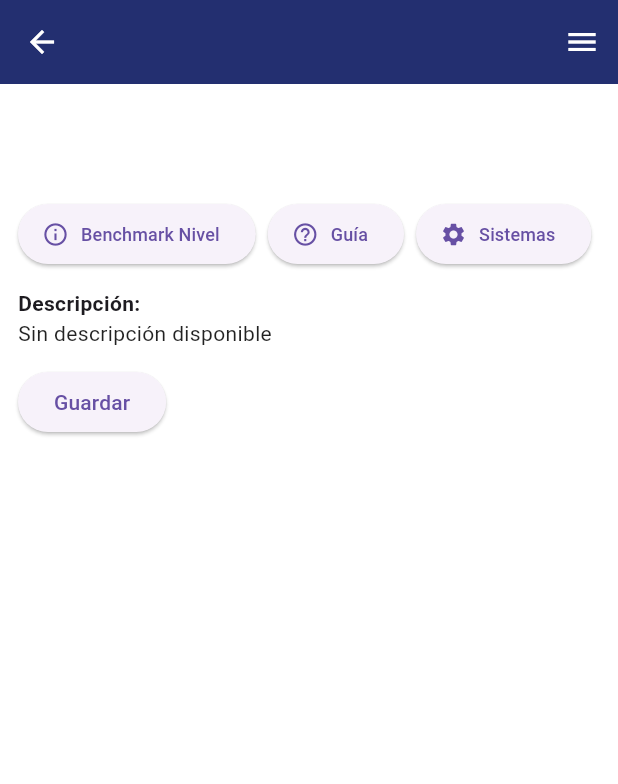
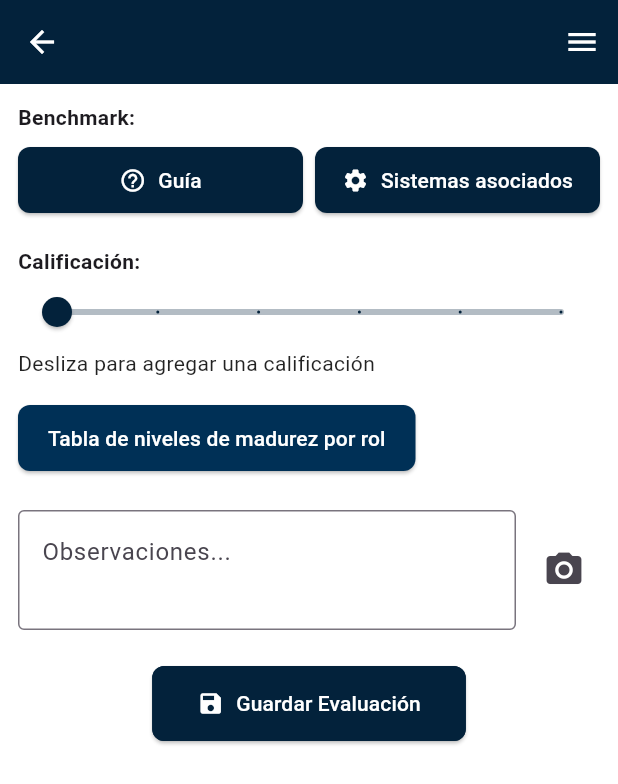
Before and after one commit to RaulCan0/proyectrcb-cambio-logica, a Flutter app: the ComportamientoEvaluacionScreen screen opened directly with empty values, on a phone screen of 412 x 824 dp. Shown: the top 784 px of the screen. Run offline on Flutter 3.47's test engine with Material 3 defaults, Android fonts, the phone set to English and light mode, and no system bars; our stand-ins replace connectivity_plus, file_picker, fl_chart, fluentui_system_icons, flutter_local_notifications, flutter_riverpod and 10 more; missing offline and left inert: docx_template, excel, file_selector; accounts and stored records are empty.

Commit message:
feat: Actualizar lógica de evaluación y agregar funcionalidad para manejar calificaciones completas

```diff
--- a/lib/evaluacion/screens/comportamiento_evaluacion_screen.dart
+++ b/lib/evaluacion/screens/comportamiento_evaluacion_screen.dart
@@ -1,24 +1,22 @@
-// ignore_for_file: use_build_context_synchronously
-
+import 'dart:io';
+import 'package:applensys/custom/appcolors.dart';
 import 'package:applensys/evaluacion/models/calificacion.dart';
-import 'package:applensys/evaluacion/services/calificacion_service.dart';
-import 'package:applensys/evaluacion/services/storage_service.dart';
+import 'package:applensys/evaluacion/models/principio_json.dart';
+import 'package:applensys/evaluacion/services/supabase_service.dart';
+import 'package:applensys/evaluacion/widgets/drawer_lensys.dart';
 import 'package:applensys/evaluacion/widgets/sistemas_asociados.dart';
+import 'package:applensys/evaluacion/widgets/tabla_rol_button.dart';
 import 'package:flutter/material.dart';
-import 'package:flutter_riverpod/flutter_riverpod.dart';
-
+import 'package:image_picker/image_picker.dart';
 import 'package:uuid/uuid.dart';
-
-import '../models/principio_json.dart';
-import '../widgets/drawer_lensys.dart';
-import '../providers/text_size_provider.dart';
 
 // Mapa de sistemas recomendados por comportamiento
 const Map<String, String> sistemasRecomendadosPorComportamiento = {
   "Soporte": "Desarrollo de personas, Medición, Reconocimiento",
-  "Reconocer": "Medición, Involucramiento, Reconocimiento, Desarrollo de Personas",
+  "Reconocer":
+      "Medición, Involucramiento, Reconocimiento, Desarrollo de Personas",
   "Comunidad": "Seguridad, Ambiental, EHS, Compromiso, Desarrollo de Personas",
-  "Liderazgo de Servidor": "Desarrollo de Personas",
+  "Liderazgo de servidor": "Desarrollo de Personas",
   "Valorar": "Desarrollo de Personas, Involucramiento",
   "Empoderar": "Medición, Reconocimiento, Desarrollo de Personas",
   "Mentalidad": "Sistemas de Mejora",
@@ -29,12 +27,12 @@ const Map<String, String> sistemasRecomendadosPorComportamiento = {
   "Comprender": "Solución de Problemas, Gestión Visual",
   "Diseño": "Sistemas de Mejora, Gestión Visual",
   "Atribución": "Sistemas de Mejora, Solución de Problemas",
-  "A Prueba de Errores": "Sistemas de Mejora, Solución de Problemas",
+  "A prueba de error": "Sistemas de Mejora, Solución de Problemas",
   "Propiedad": "Sistemas de Mejora, Solución de Problemas",
   "Conectar": "Sistemas de Mejora",
   "Ininterrumpido": "Planificación y Programación, Sistemas de Mejora",
   "Demanda": "Planificación y Programación",
-  "Eliminar": "Voz de Cliente, Sistemas de Mejora",
+  "Eliminar": "Voz de cliente, Sistemas de Mejora",
   "Optimizar": "Sistemas de Mejora, Despliegue de Estrategia",
   "Impacto": "Sistemas de Mejora",
   "Alinear": "Despliegue de Estrategia",
@@ -42,29 +40,17 @@ const Map<String, String> sistemasRecomendadosPorComportamiento = {
   "Comunicar": "Comunicación, Despliegue de Estrategia",
   "Relación": "Voz del Cliente",
   "Valor": "Voz del Cliente",
-  "Medida": "Despliegue de Estrategia, Medición, Voz del Cliente, Recompensas, Reconocimientos",
+  "Medida":"Despliegue de Estrategia, Medición, Voz del Cliente, Recompensas, Reconocimientos",
 };
 
-String obtenerNombreDimension(String dimensionId) {
-  switch (dimensionId) {
-    case '1':
-      return 'Dimensión 1';
-    case '2':
-      return 'Dimensión 2';
-    case '3':
-      return 'Dimensión 3';
-    default:
-      return 'Dimensión 1';
-  }
-}
-
-class ComportamientoEvaluacionScreen extends ConsumerStatefulWidget {
+class ComportamientoEvaluacionScreen extends StatefulWidget {
   final PrincipioJson principio;
   final String cargo;
   final String evaluacionId;
   final String dimensionId;
   final String empresaId;
   final String asociadoId;
+  final Calificacion? calificacionExistente;
 
   const ComportamientoEvaluacionScreen({
     super.key,
@@ -74,52 +60,69 @@ class ComportamientoEvaluacionScreen extends ConsumerStatefulWidget {
     required this.dimensionId,
     required this.empresaId,
     required this.asociadoId,
-    required String dimension,
+    this.calificacionExistente,
   });
 
   @override
-  ConsumerState<ComportamientoEvaluacionScreen> createState() =>
+  State<ComportamientoEvaluacionScreen> createState() =>
       _ComportamientoEvaluacionScreenState();
 }
 
 class _ComportamientoEvaluacionScreenState
-    extends ConsumerState<ComportamientoEvaluacionScreen> {
-  final storageService = StorageService();
-  final calificacionService = CalificacionService();
+    extends State<ComportamientoEvaluacionScreen> {
+  final SupabaseService _supabaseService = SupabaseService();
+  final _picker = ImagePicker();
   final _scaffoldKey = GlobalKey<ScaffoldState>();
-
-  int calificacion = 3;
+  int calificacion = 0;
   final observacionController = TextEditingController();
   List<String> sistemasSeleccionados = [];
   bool isSaving = false;
   String? evidenciaUrl;
-  Calificacion? _existente;
 
   @override
   void initState() {
     super.initState();
-    _loadExistingCalificacion();
+    if (widget.calificacionExistente != null) {
+      calificacion = widget.calificacionExistente!.puntaje;
+      observacionController.text =
+          widget.calificacionExistente!.observaciones ?? '';
+      sistemasSeleccionados = widget.calificacionExistente!.sistemas;
+      evidenciaUrl = widget.calificacionExistente!.evidenciaUrl;
+    }
   }
 
-  Future<void> _loadExistingCalificacion() async {
-    final nombreComp = widget.principio.benchmarkComportamiento
-        .split(':')
-        .first
-        .trim();
-    final dimId = int.tryParse(widget.dimensionId) ?? 1;
-    _existente = await calificacionService.getCalificacionExistente(
-      idAsociado: widget.asociadoId,
-      idEmpresa: widget.empresaId,
-      idDimension: dimId,
-      comportamiento: nombreComp,
+  Future<void> _saveSelectedSystems(List<String> selected) async {
+    setState(() {
+      sistemasSeleccionados = List.from(selected);
+    });
+  }
+
+  void _showAlert(String title, String message) {
+    showDialog<void>(
+      context: context,
+      builder: (_) => AlertDialog(
+        title: Text(title),
+        content: Text(message),
+        actions: [
+          TextButton(
+            onPressed: () => Navigator.of(context).pop(),
+            child: const Text('Cerrar'),
+          ),
+        ],
+      ),
     );
-    if (_existente != null) {
-      setState(() {
-        calificacion = _existente!.puntaje;
-        observacionController.text = _existente!.observaciones ?? '';
-        sistemasSeleccionados = List.from(_existente!.sistemas);
-        evidenciaUrl = _existente!.evidenciaUrl;
-      });
+  }
+
+  Future<void> _takePhoto() async {
+    final source = ImageSource.gallery;
+    try {
+      final XFile? photo = await _picker.pickImage(source: source);
+      if (photo == null) return;
+      evidenciaUrl = photo.path;
+      setState(() {});
+      _showAlert('Evidencia', 'Imagen seleccionada correctamente.');
+    } catch (e) {
+      _showAlert('Error', 'No se pudo obtener la imagen: $e');
     }
   }
 
@@ -133,175 +136,298 @@ class _ComportamientoEvaluacionScreenState
       _showAlert('Validación', 'Selecciona al menos un sistema.');
       return;
     }
-
-    if (_existente != null) {
-      final confirmar = await showDialog<bool>(
-        context: context,
-        builder: (_) => AlertDialog(
-          title: const Text('Modificar evaluación'),
-          content: const Text(
-              'Ya existe una evaluación previa. ¿Deseas sobrescribirla?'),
-          actions: [
-            TextButton(
-              onPressed: () => Navigator.pop(context, false),
-              child: const Text('No'),
-            ),
-            TextButton(
-              onPressed: () => Navigator.pop(context, true),
-              child: const Text('Sí'),
-            ),
-          ],
-        ),
-      );
-      if (confirmar != true) return;
-    }
-
     setState(() => isSaving = true);
     try {
       final calObj = Calificacion(
-        id: _existente?.id ?? const Uuid().v4(),
+        id: widget.calificacionExistente?.id ?? const Uuid().v4(),
         idAsociado: widget.asociadoId,
         idEmpresa: widget.empresaId,
-        idDimension: int.tryParse(widget.dimensionId) ?? 1,
-        comportamiento: widget.principio.benchmarkComportamiento
-            .split(':')
-            .first
-            .trim(),
+        idDimension: int.tryParse(widget.dimensionId) ?? 0,
+        comportamiento: widget.principio.nombre,
         puntaje: calificacion,
         fechaEvaluacion: DateTime.now(),
         observaciones: obs,
         sistemas: sistemasSeleccionados,
         evidenciaUrl: evidenciaUrl,
       );
-
-      if (_existente != null) {
-        await calificacionService.updateCalificacionFull(calObj);
+      if (widget.calificacionExistente != null) {
+        await _supabaseService.updateCalificacionFull(calObj);
       } else {
-        await calificacionService.addCalificacion(calObj);
+        await _supabaseService.addCalificacion(
+          calObj,
+          id: calObj.id,
+          idAsociado: widget.asociadoId,
+        );
       }
-
-      if (mounted) Navigator.pop(context, calObj.comportamiento);
+      // Notifica al provider para que recargue el progreso en PrincipiosScreen
+      if (mounted) {
+        Navigator.pop(context, true); // Devuelve un flag para recargar
+      }
+    } catch (e) {
+      if (mounted) {
+        ScaffoldMessenger.of(context).showSnackBar(
+          SnackBar(
+            content: Text('Error al guardar: $e'),
+            backgroundColor: Colors.red,
+          ),
+        );
+      }
     } finally {
       if (mounted) setState(() => isSaving = false);
     }
   }
 
-  void _showAlert(String title, String message) {
-    showDialog<void>(
-      context: context,
-      builder: (_) => AlertDialog(
-        title: Text(title),
-        content: Text(message),
-        actions: [
-          TextButton(
-              onPressed: () => Navigator.of(context).pop(),
-              child: const Text('Cerrar'))
-        ],
-      ),
-    );
-  }
-
   @override
   Widget build(BuildContext context) {
-    final textSize = ref.watch(textSizeProvider);
-    final double scaleFactor = textSize / 14.0;
+    final double scaleFactor = 1.0;
 
-    final desc = widget.principio.calificaciones['C\$calificacion'] ?? 'Sin descripción disponible';
-    final comportamientoNombre = widget.principio.benchmarkComportamiento.split(":").first.trim();
-    final sistemasRecomendados = sistemasRecomendadosPorComportamiento[comportamientoNombre];
+    // Texto dinámico para el slider, usando tu modelo si está disponible
+    // ignore: unnecessary_null_comparison
+    final desc = widget.principio.calificaciones != null
+        ? (widget.principio.calificaciones['C$calificacion'] ??
+              'Desliza para agregar una calificación')
+        : 'Desliza para agregar una calificación';
 
     return Scaffold(
       key: _scaffoldKey,
-      endDrawer: const DrawerLensys(),
       appBar: AppBar(
-        backgroundColor: const Color.fromARGB(255, 35, 47, 112),
+        backgroundColor: AppColors.primary,
         centerTitle: true,
         title: Column(
-          crossAxisAlignment: CrossAxisAlignment.center,
           children: [
-            Text(widget.principio.nombre,
-                style: TextStyle(color: Colors.white, fontSize: 18 * scaleFactor)),
-            Text(comportamientoNombre,
-                style: TextStyle(color: Colors.white70, fontSize: 14 * scaleFactor))
+            Text(
+              widget.principio.nombre,
+              style: TextStyle(color: Colors.white, fontSize: 20 * scaleFactor),
+            ),
+            Text(
+              widget.principio.benchmarkComportamiento.split(':').first.trim(),
+              style: TextStyle(color: Colors.white, fontSize: 14 * scaleFactor),
+            ),
           ],
         ),
-        iconTheme: const IconThemeData(color: Colors.white),
         actions: [
           IconButton(
-              icon: const Icon(Icons.menu),
-              onPressed: () => _scaffoldKey.currentState?.openEndDrawer())
+            icon: const Icon(Icons.menu, color: Colors.white),
+            onPressed: () => _scaffoldKey.currentState?.openEndDrawer(),
+          ),
         ],
       ),
+      endDrawer: const DrawerLensys(),
       body: SingleChildScrollView(
         padding: const EdgeInsets.all(12.0),
-        child: Column(crossAxisAlignment: CrossAxisAlignment.start, children: [
-          Text(widget.principio.benchmarkPorNivel,
-              style: TextStyle(fontSize: 14 * scaleFactor, fontWeight: FontWeight.bold)),
-          const SizedBox(height: 12),
-          Text(widget.principio.benchmarkComportamiento,
-              style: TextStyle(fontSize: 13 * scaleFactor, fontStyle: FontStyle.italic)),
-          const SizedBox(height: 12),
-          Row(children: [
-            ElevatedButton.icon(
-              icon: const Icon(Icons.info_outline, size: 18),
-              label: Text('Benchmark Nivel', style: TextStyle(fontSize: 12 * scaleFactor)),
-              onPressed: () => _showAlert('Benchmark', widget.principio.benchmarkPorNivel),
+        child: Column(
+          crossAxisAlignment: CrossAxisAlignment.start,
+          children: [
+            Text(
+              'Benchmark: ${widget.principio.benchmarkPorNivel}',
+              style: TextStyle(
+                fontWeight: FontWeight.bold,
+                fontSize: 14 * scaleFactor,
+              ),
+            ),
+            const SizedBox(height: 8),
+            Row(
+              children: [
+                Expanded(
+                  child: ElevatedButton.icon(
+                    icon: const Icon(Icons.help_outline),
+                    label: Text(
+                      'Guía',
+                      style: TextStyle(fontSize: 14 * scaleFactor),
+                    ),
+                    onPressed: () =>
+                        _showAlert('Guía', widget.principio.preguntas),
+                    style: ElevatedButton.styleFrom(
+                      backgroundColor: AppColors.primary,
+                      foregroundColor: Colors.white,
+                      shape: RoundedRectangleBorder(
+                        borderRadius: BorderRadius.circular(8.0),
+                      ),
+                      padding: EdgeInsets.symmetric(
+                        vertical: 12 * scaleFactor,
+                        horizontal: 16 * scaleFactor,
+                      ),
+                    ),
+                  ),
                 ),
                 const SizedBox(width: 8),
-            ElevatedButton.icon(
-              icon: const Icon(Icons.help_outline, size: 18),
-              label: Text('Guía', style: TextStyle(fontSize: 12 * scaleFactor)),
-              onPressed: () => _showAlert('Guía', widget.principio.preguntas),
+                Expanded(
+                  child: ElevatedButton.icon(
+                    icon: const Icon(Icons.settings),
+                    label: Text(
+                      'Sistemas asociados',
+                      style: TextStyle(fontSize: 14 * scaleFactor),
                     ),
-            const SizedBox(width: 8),
-            ElevatedButton.icon(
-              icon: const Icon(Icons.settings, size: 18),
-              label: Text('Sistemas', style: TextStyle(fontSize: 12 * scaleFactor)),
                     onPressed: isSaving
                         ? null
                         : () async {
-                      final sel = await showModalBottomSheet<List<String>>(
+                            final seleccion =
+                                await showModalBottomSheet<List<String>>(
                                   context: context,
                                   isScrollControlled: true,
                                   builder: (_) => SistemasScreen(
-                          onSeleccionar: (s) {
-                            Navigator.pop(
+                                    onSeleccionar: (s) => Navigator.pop(
                                       context,
-                                s.map((e) => e['nombre'].toString()).toList());
-                          },
+                                      s
+                                          .map((e) => e['nombre'].toString())
+                                          .toList(),
+                                    ),
                                   ),
                                 );
-                      if (sel != null) setState(() => sistemasSeleccionados = sel);
+                            if (seleccion != null) {
+                              await _saveSelectedSystems(seleccion);
+                            }
                           },
+                    style: ElevatedButton.styleFrom(
+                      backgroundColor: AppColors.primary,
+                      foregroundColor: Colors.white,
+                      shape: RoundedRectangleBorder(
+                        borderRadius: BorderRadius.circular(8.0),
                       ),
-          ]),
+                      padding: EdgeInsets.symmetric(
+                        vertical: 12 * scaleFactor,
+                        horizontal: 16 * scaleFactor,
+                      ),
+                    ),
+                  ),
+                ),
+              ],
+            ),
+            const SizedBox(height: 20),
+            if (evidenciaUrl != null) ...[
+              Image.file(File(evidenciaUrl!), height: 200 * scaleFactor),
+              const SizedBox(height: 16),
+            ],
+            Text(
+              'Calificación:',
+              style: TextStyle(
+                fontWeight: FontWeight.bold,
+                fontSize: 14 * scaleFactor,
+              ),
+            ),
+            Slider(
+              value: calificacion.toDouble(),
+              min: 0,
+              max: 5,
+              divisions: 5,
+              label: calificacion.toString(),
+              activeColor: AppColors.primary,
+              inactiveColor: AppColors.primary.withAlpha(77),
+              onChanged: isSaving
+                  ? null
+                  : (v) => setState(() => calificacion = v.round()),
+            ),
+            Text(
+              desc,
+              style: TextStyle(
+                fontSize: 14 * scaleFactor,
+                color: Colors.black87,
+              ),
+            ),
+            const SizedBox(height: 16),
+            TablaRolButton(),
+            const SizedBox(height: 8),
+            if (sistemasRecomendadosPorComportamiento.containsKey(
+              widget.principio.benchmarkComportamiento.split(':').first.trim(),
+            )) ...[
+              Text(
+                sistemasRecomendadosPorComportamiento[widget
+                        .principio
+                        .benchmarkComportamiento
+                        .split(':')
+                        .first
+                        .trim()]!
+                    .replaceAll('\\n', ', '),
+                style: TextStyle(
+                  color: const Color(0xFF003056),
+                  fontSize: 13 * scaleFactor,
+                  fontStyle: FontStyle.italic,
+                ),
+              ),
+            ],
+            const SizedBox(height: 16),
+            Row(
+              children: [
+                Expanded(
+                  child: TextField(
+                    controller: observacionController,
+                    maxLines: 2,
+                    enabled: !isSaving,
+                    decoration: const InputDecoration(
+                      hintText: 'Observaciones...',
+                      border: OutlineInputBorder(),
+                    ),
+                  ),
+                ),
+                const SizedBox(width: 8),
+                IconButton(
+                  icon: const Icon(Icons.camera_alt, size: 28),
+                  onPressed: isSaving ? null : _takePhoto,
+                ),
+              ],
+            ),
+            if (sistemasSeleccionados.isNotEmpty) ...[
               const SizedBox(height: 12),
-          Text('Descripción:',
-              style: TextStyle(fontWeight: FontWeight.bold, fontSize: 14 * scaleFactor)),
-          AnimatedSwitcher(
-            duration: const Duration(milliseconds: 300),
-            child: Text(desc,
-                key: ValueKey(desc),
-                style: TextStyle(fontSize: 14 * scaleFactor, color: Colors.black87)),
+              Text(
+                'Sistemas Asociados:',
+                style: TextStyle(
+                  fontWeight: FontWeight.bold,
+                  fontSize: 14 * scaleFactor,
                 ),
-            if (sistemasRecomendados != null) ...[
-            const SizedBox(height: 10),
-            Text(
-              'Sistemas recomendados por comportamiento:',
-              style: TextStyle(fontWeight: FontWeight.bold, fontSize: 13 * scaleFactor, color: Colors.blueGrey),
               ),
               const SizedBox(height: 4),
-            Text(
-              sistemasRecomendados,
-              style: TextStyle(fontSize: 13 * scaleFactor, color: Colors.black87),
+              Wrap(
+                spacing: 8.0,
+                runSpacing: 4.0,
+                children: sistemasSeleccionados
+                    .map(
+                      (s) => Chip(
+                        label: Text(
+                          s,
+                          style: TextStyle(fontSize: 12 * scaleFactor),
+                        ),
+                        onDeleted: () => _saveSelectedSystems(
+                          sistemasSeleccionados..remove(s),
+                        ),
+                      ),
+                    )
+                    .toList(),
               ),
             ],
-          const SizedBox(height: 12),
-          ElevatedButton(
+            const SizedBox(height: 24),
+            Center(
+              child: ElevatedButton.icon(
+                icon: isSaving
+                    ? SizedBox(
+                        width: 20 * scaleFactor,
+                        height: 20 * scaleFactor,
+                        child: const CircularProgressIndicator(
+                          strokeWidth: 2,
+                          color: Colors.white,
+                        ),
+                      )
+                    : const Icon(Icons.save, color: Colors.white),
+                label: Text(
+                  isSaving ? 'Guardando...' : 'Guardar Evaluación',
+                  style: TextStyle(fontSize: 14 * scaleFactor),
+                ),
                 onPressed: isSaving ? null : _guardarEvaluacion,
-            child: Text(isSaving ? 'Guardando...' : 'Guardar'),
+                style: ElevatedButton.styleFrom(
+                  backgroundColor: AppColors.primary,
+                  foregroundColor: Colors.white,
+                  padding: EdgeInsets.symmetric(
+                    horizontal: 30 * scaleFactor,
+                    vertical: 15 * scaleFactor,
                   ),
-        ]),
+                  side: const BorderSide(color: AppColors.primary, width: 2),
+                  shape: RoundedRectangleBorder(
+                    borderRadius: BorderRadius.circular(8.0),
+                  ),
+                ),
+              ),
+            ),
+          ],
+        ),
       ),
     );
   }
--- a/lib/evaluacion/screens/principios_screen.dart
+++ b/lib/evaluacion/screens/principios_screen.dart
@@ -199,7 +199,6 @@ class _PrincipiosScreenState extends State<PrincipiosScreen> {
                                                 dimensionId: widget.dimensionId,
                                                 empresaId: widget.empresa.id,
                                                 asociadoId: widget.asociado.id,
-                                                dimension: '',
                                               ),
                                             ),
                                           );
```
Also changed, not shown: lib/evaluacion/services/supabase_service.dart (+24 -1 lines), lib/evaluacion/widgets/tabla_rol_button.dart (added, +128 -0 lines), 2 other files. Lines whose indentation alone changed are shown as unchanged.
